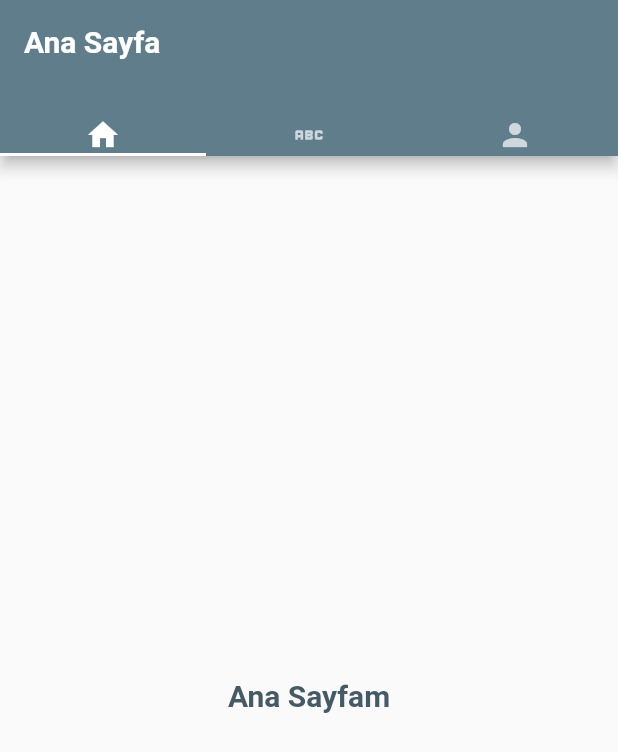
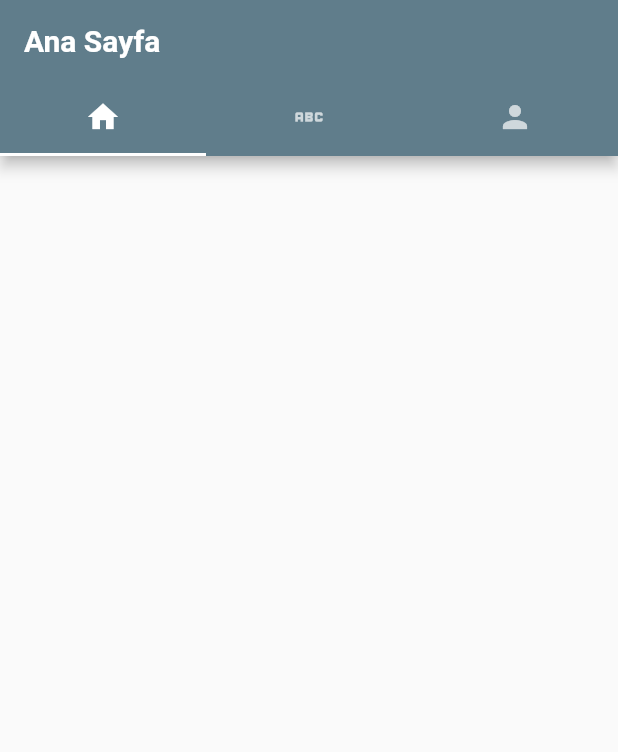
Before and after one commit to umutcanbostancii/TabBarViewProject, a Flutter app: the screen it shows after launch, on a phone screen of 412 x 824 dp. Shown: the top 752 px of the screen. Run offline on Flutter 3.47's test engine with Material 2 defaults, Android fonts, the phone set to English and light mode, and no system bars.

Commit message:
Icon Button olusturuldu

```diff
--- a/mart_8_project/lib/home_page.dart
+++ b/mart_8_project/lib/home_page.dart
@@ -22,36 +22,56 @@ class _MyHomePageState extends State<MyHomePage>
     return Scaffold(
       appBar: AppBar(
         title: const Text("Ana Sayfa"),
-        titleTextStyle: TextStyle(fontWeight: FontWeight.bold, fontSize: 20),
-        bottom: TabBar(controller: _tabController, tabs: const [
-          Icon(Icons.home),
-          Icon(Icons.abc),
-          Icon(Icons.person),
+        titleTextStyle:
+            const TextStyle(fontWeight: FontWeight.bold, fontSize: 20),
+        bottom: TabBar(controller: _tabController, tabs: [
+          IconButton(
+            icon: Icon(Icons.home),
+            onPressed: () {
+              setState(() {
+                _tabController.index = 0;
+              });
+            },
+          ),
+          IconButton(
+            icon: Icon(Icons.abc),
+            onPressed: () {
+              _tabController.index = 1;
+            },
+          ),
+          IconButton(
+            icon: Icon(Icons.person),
+            onPressed: () {
+              _tabController.index = 2;
+            },
+          ),
         ]),
       ),
-      body: TabBarView(
-        controller: _tabController,
-        children: [
-          Center(
-            child: Text(
-              "Ana Sayfam",
-              style: _style,
-            ),
-          ),
-          Center(
-            child: Text(
-              "Egitim Sayfam",
-              style: _style,
-            ),
-          ),
-          Center(
-            child: Text(
-              "Profil Sayfam",
-              style: _style,
-            ),
-          ),
-        ],
+      body: Column(
+        children: [],
       ),
+      // body: TabBarView(
+      //   controller: _tabController,children: [
+      //     Center(
+      //       child: Text(
+      //         "Ana Sayfam",
+      //         style: _style,
+      //       ),
+      //     ),
+      //     Center(
+      //       child: Text(
+      //         "Egitim Sayfam",
+      //         style: _style,
+      //       ),
+      //     ),
+      //     Center(
+      //       child: Text(
+      //         "Profil Sayfam",
+      //         style: _style,
+      //       ),
+      //     ),
+      //   ],
+      // ),
     );
   }
 
```
